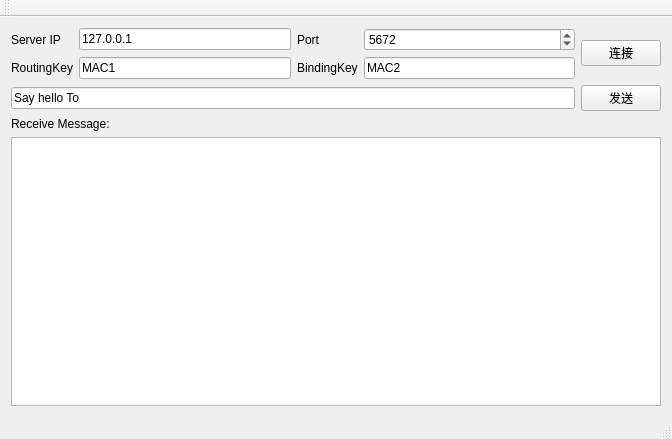
This is RabbitMQ/RabbitMQ/apps/RabbitClient/mainwindow.ui in ruoyu2048/QtWorkspace as Qt 5 draws it before an edit. The edited form follows.
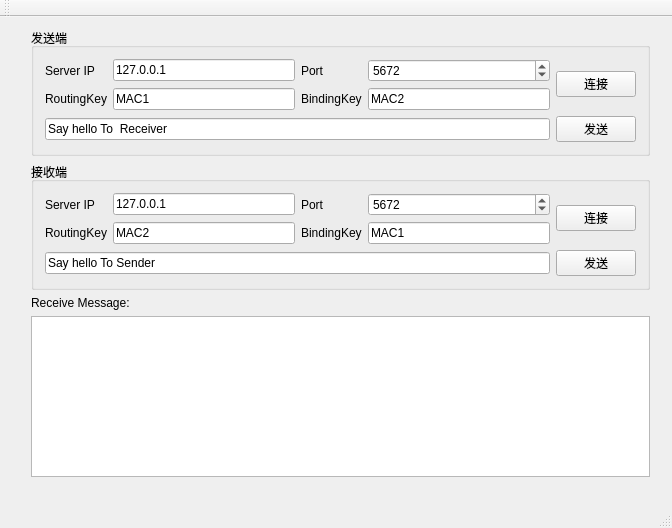
This is the edited form.

What changed in the file:
```diff
--- a/RabbitMQ/RabbitMQ/apps/RabbitClient/mainwindow.ui
+++ b/RabbitMQ/RabbitMQ/apps/RabbitClient/mainwindow.ui
@@ -7,32 +7,44 @@
     <x>0</x>
     <y>0</y>
     <width>672</width>
-    <height>439</height>
+    <height>528</height>
    </rect>
   </property>
   <property name="windowTitle">
    <string>RabbitClient</string>
   </property>
   <widget class="QWidget" name="centralWidget">
+   <widget class="QWidget" name="">
+    <property name="geometry">
+     <rect>
+      <x>20</x>
+      <y>0</y>
+      <width>641</width>
+      <height>471</height>
+     </rect>
+    </property>
    <layout class="QVBoxLayout" name="verticalLayout">
     <item>
-     <layout class="QHBoxLayout" name="horizontalLayout_3">
-      <item>
+      <widget class="QGroupBox" name="groupBox">
+       <property name="title">
+        <string>发送端</string>
+       </property>
+       <layout class="QGridLayout" name="gridLayout_6">
+        <item row="0" column="0">
+         <layout class="QGridLayout" name="gridLayout_2">
+          <item row="0" column="0">
        <layout class="QGridLayout" name="gridLayout">
-        <item row="1" column="0">
-         <widget class="QLabel" name="label_4">
+            <item row="0" column="0">
+             <widget class="QLabel" name="label_2">
           <property name="text">
-           <string>RoutingKey</string>
+               <string>Server IP</string>
           </property>
          </widget>
         </item>
-        <item row="0" column="3">
-         <widget class="QSpinBox" name="serverPort">
-          <property name="maximum">
-           <number>99999</number>
-          </property>
-          <property name="value">
-           <number>5672</number>
+            <item row="0" column="1">
+             <widget class="QLineEdit" name="sIP_s">
+              <property name="text">
+               <string>127.0.0.1</string>
           </property>
          </widget>
         </item>
@@ -43,6 +55,30 @@
           </property>
          </widget>
         </item>
+            <item row="0" column="3">
+             <widget class="QSpinBox" name="sPort_s">
+              <property name="maximum">
+               <number>99999</number>
+              </property>
+              <property name="value">
+               <number>5672</number>
+              </property>
+             </widget>
+            </item>
+            <item row="1" column="0">
+             <widget class="QLabel" name="label_4">
+              <property name="text">
+               <string>RoutingKey</string>
+              </property>
+             </widget>
+            </item>
+            <item row="1" column="1">
+             <widget class="QLineEdit" name="routKey_s">
+              <property name="text">
+               <string>MAC1</string>
+              </property>
+             </widget>
+            </item>
         <item row="1" column="2">
          <widget class="QLabel" name="label_5">
           <property name="text">
@@ -50,62 +86,161 @@
           </property>
          </widget>
         </item>
+            <item row="1" column="3">
+             <widget class="QLineEdit" name="bindKey_s">
+              <property name="text">
+               <string>MAC2</string>
+              </property>
+             </widget>
+            </item>
+           </layout>
+          </item>
+          <item row="0" column="1">
+           <widget class="QPushButton" name="btnConnect_s">
+            <property name="sizePolicy">
+             <sizepolicy hsizetype="Fixed" vsizetype="Fixed">
+              <horstretch>0</horstretch>
+              <verstretch>0</verstretch>
+             </sizepolicy>
+            </property>
+            <property name="text">
+             <string>连接</string>
+            </property>
+           </widget>
+          </item>
+          <item row="1" column="0">
+           <widget class="QLineEdit" name="le_s">
+            <property name="text">
+             <string>Say hello To  Receiver</string>
+            </property>
+           </widget>
+          </item>
+          <item row="1" column="1">
+           <widget class="QPushButton" name="btnSend_s">
+            <property name="sizePolicy">
+             <sizepolicy hsizetype="Minimum" vsizetype="Minimum">
+              <horstretch>0</horstretch>
+              <verstretch>0</verstretch>
+             </sizepolicy>
+            </property>
+            <property name="text">
+             <string>发送</string>
+            </property>
+           </widget>
+          </item>
+         </layout>
+        </item>
+       </layout>
+      </widget>
+     </item>
+     <item>
+      <widget class="QGroupBox" name="groupBox_2">
+       <property name="title">
+        <string>接收端</string>
+       </property>
+       <layout class="QGridLayout" name="gridLayout_5">
         <item row="0" column="0">
-         <widget class="QLabel" name="label_2">
+         <layout class="QGridLayout" name="gridLayout_3">
+          <item row="0" column="0">
+           <layout class="QGridLayout" name="gridLayout_4">
+            <item row="0" column="0">
+             <widget class="QLabel" name="label_6">
           <property name="text">
            <string>Server IP</string>
           </property>
          </widget>
         </item>
-        <item row="1" column="3">
-         <widget class="QLineEdit" name="bindingKey">
-          <property name="text">
-           <string>MAC2</string>
-          </property>
-         </widget>
-        </item>
-        <item row="1" column="1">
-         <widget class="QLineEdit" name="routingKey">
-          <property name="text">
-           <string>MAC1</string>
-          </property>
-         </widget>
-        </item>
         <item row="0" column="1">
-         <widget class="QLineEdit" name="serverIP">
+             <widget class="QLineEdit" name="sIP_r">
           <property name="text">
            <string>127.0.0.1</string>
           </property>
          </widget>
         </item>
-       </layout>
-      </item>
-      <item>
-       <widget class="QPushButton" name="connBtn">
+            <item row="0" column="2">
+             <widget class="QLabel" name="label_7">
+              <property name="text">
+               <string>Port</string>
+              </property>
+             </widget>
+            </item>
+            <item row="0" column="3">
+             <widget class="QSpinBox" name="sPort_r">
+              <property name="maximum">
+               <number>99999</number>
+              </property>
+              <property name="value">
+               <number>5672</number>
+              </property>
+             </widget>
+            </item>
+            <item row="1" column="0">
+             <widget class="QLabel" name="label_8">
+              <property name="text">
+               <string>RoutingKey</string>
+              </property>
+             </widget>
+            </item>
+            <item row="1" column="1">
+             <widget class="QLineEdit" name="routKey_r">
+              <property name="text">
+               <string>MAC2</string>
+              </property>
+             </widget>
+            </item>
+            <item row="1" column="2">
+             <widget class="QLabel" name="label_9">
+              <property name="text">
+               <string>BindingKey</string>
+              </property>
+             </widget>
+            </item>
+            <item row="1" column="3">
+             <widget class="QLineEdit" name="bindKey_r">
+              <property name="text">
+               <string>MAC1</string>
+              </property>
+             </widget>
+            </item>
+           </layout>
+          </item>
+          <item row="0" column="1">
+           <widget class="QPushButton" name="btnConnect_r">
+            <property name="sizePolicy">
+             <sizepolicy hsizetype="Fixed" vsizetype="Fixed">
+              <horstretch>0</horstretch>
+              <verstretch>0</verstretch>
+             </sizepolicy>
+            </property>
         <property name="text">
          <string>连接</string>
         </property>
        </widget>
       </item>
-     </layout>
-    </item>
-    <item>
-     <layout class="QHBoxLayout" name="horizontalLayout">
-      <item>
-       <widget class="QLineEdit" name="lineEdit">
+          <item row="1" column="0">
+           <widget class="QLineEdit" name="le_r">
         <property name="text">
-         <string>Say hello To </string>
+             <string>Say hello To Sender</string>
         </property>
        </widget>
       </item>
-      <item>
-       <widget class="QPushButton" name="sendBtn">
+          <item row="1" column="1">
+           <widget class="QPushButton" name="btnSend_r">
+            <property name="sizePolicy">
+             <sizepolicy hsizetype="Minimum" vsizetype="Minimum">
+              <horstretch>0</horstretch>
+              <verstretch>0</verstretch>
+             </sizepolicy>
+            </property>
         <property name="text">
          <string>发送</string>
         </property>
        </widget>
       </item>
      </layout>
+        </item>
+       </layout>
+      </widget>
     </item>
     <item>
      <widget class="QLabel" name="label">
@@ -118,6 +253,7 @@
      <widget class="QTextBrowser" name="textBrowser"/>
     </item>
    </layout>
+   </widget>
   </widget>
   <widget class="QMenuBar" name="menuBar">
    <property name="geometry">
```
Lines whose indentation alone changed are shown as unchanged.
